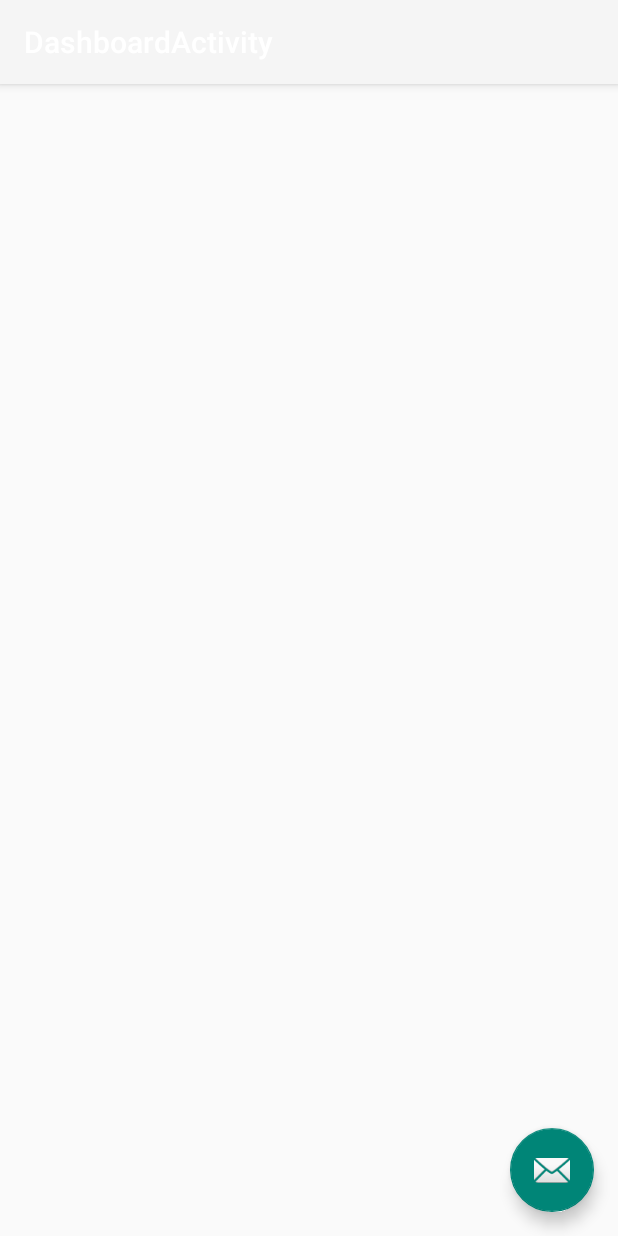
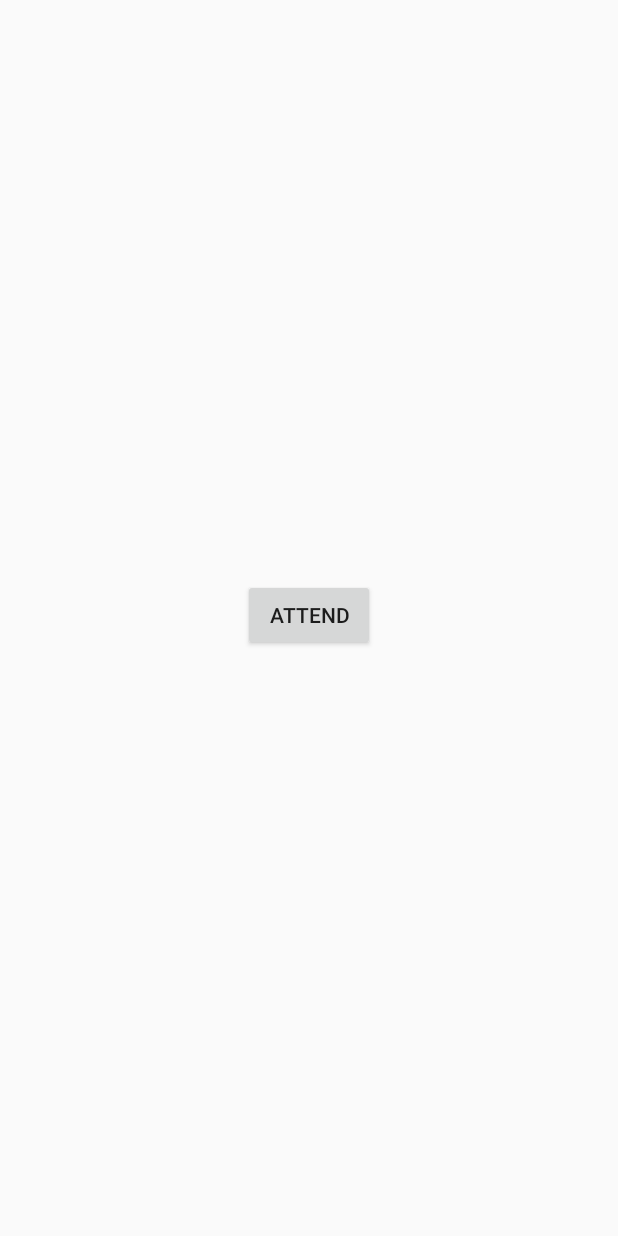
Before and after one commit to JustinZ04/ble-student, an Android app: the DashboardActivity screen opened directly, with no data from a screen before it, on a phone screen of 412 x 824 dp. Run offline under Robolectric (Android 15) with nearby library versions, the phone set to English and light mode, and no system bars.

Commit message:
added dashboard and attend activities

```diff
--- a/app/src/main/AndroidManifest.xml
+++ b/app/src/main/AndroidManifest.xml
@@ -48,7 +48,7 @@
         <activity
             android:name=".DashboardActivity"
             android:label="@string/title_activity_dashboard"
-            android:theme="@style/Theme.AppCompat.Light.NoActionBar"></activity>
+            android:theme="@style/Theme.AppCompat.Light.NoActionBar" />
     </application>
 
 </manifest>
--- a/app/src/main/java/com/example/blescanning/Constants.java
+++ b/app/src/main/java/com/example/blescanning/Constants.java
@@ -8,6 +8,6 @@ public class Constants
         .fromString("cac426a3-344f-45c8-8819-ebcfe81e4b23");
     public static int ENABLE_BT_SUCCESS = 1;
     public static final String URL = "https://ble-attendance.herokuapp.com";
-    public static final String registerStudent = "/api/students/createStudent/" + APIKeys.APIKey;
+    public static final String REGISTER_STUDENT = "/api/students/createStudent/";
     public static boolean LOGGED_IN = false;
 }
--- a/app/src/main/java/com/example/blescanning/DashboardActivity.java
+++ b/app/src/main/java/com/example/blescanning/DashboardActivity.java
@@ -1,14 +1,23 @@
 package com.example.blescanning;
 
+import android.Manifest;
+import android.content.Intent;
+import android.content.pm.PackageManager;
 import android.os.Bundle;
 import android.support.design.widget.FloatingActionButton;
 import android.support.design.widget.Snackbar;
+import android.support.v4.app.ActivityCompat;
+import android.support.v4.content.ContextCompat;
 import android.support.v7.app.AppCompatActivity;
 import android.support.v7.widget.Toolbar;
 import android.view.View;
 
 public class DashboardActivity extends AppCompatActivity
 {
+    private int REQUEST_PERMISSIONS = 1;
+    private static String[] PERMISSIONS = {
+            Manifest.permission.ACCESS_COARSE_LOCATION
+    };
 
     @Override
     protected void onCreate(Bundle savedInstanceState)
@@ -18,16 +27,18 @@ public class DashboardActivity extends AppCompatActivity
         Toolbar toolbar = (Toolbar) findViewById(R.id.toolbar);
         setSupportActionBar(toolbar);
 
-        FloatingActionButton fab = (FloatingActionButton) findViewById(R.id.fab);
-        fab.setOnClickListener(new View.OnClickListener()
+        if(ContextCompat.checkSelfPermission(this, Manifest.permission.ACCESS_COARSE_LOCATION)
+                != PackageManager.PERMISSION_GRANTED)
         {
-            @Override
-            public void onClick(View view)
-            {
-                Snackbar.make(view, "Replace with your own action", Snackbar.LENGTH_LONG)
-                        .setAction("Action", null).show();
-            }
-        });
+            ActivityCompat.requestPermissions(this, PERMISSIONS,
+                    REQUEST_PERMISSIONS);
+        }
+    }
+
+    public void attend(View view)
+    {
+        Intent attendIntent = new Intent(this, AttendActivity.class);
+        startActivity(attendIntent);
     }
 
 }
--- a/app/src/main/res/layout/activity_dashboard.xml
+++ b/app/src/main/res/layout/activity_dashboard.xml
@@ -1,33 +1,24 @@
 <?xml version="1.0" encoding="utf-8"?>
-<android.support.design.widget.CoordinatorLayout xmlns:android="http://schemas.android.com/apk/res/android"
+<android.support.constraint.ConstraintLayout xmlns:android="http://schemas.android.com/apk/res/android"
     xmlns:app="http://schemas.android.com/apk/res-auto"
     xmlns:tools="http://schemas.android.com/tools"
+    android:id="@+id/constraintLayout"
     android:layout_width="match_parent"
     android:layout_height="match_parent"
     tools:context=".DashboardActivity">
 
-    <android.support.design.widget.AppBarLayout
-        android:layout_width="match_parent"
-        android:layout_height="wrap_content"
-        android:theme="@style/AppBarOverlay">
-
-        <android.support.v7.widget.Toolbar
-            android:id="@+id/toolbar"
-            android:layout_width="match_parent"
-            android:layout_height="?attr/actionBarSize"
-            android:background="?attr/colorPrimary"
-            app:popupTheme="@style/PopupOverlay" />
-
-    </android.support.design.widget.AppBarLayout>
-
-    <include layout="@layout/content_dashboard" />
-
-    <android.support.design.widget.FloatingActionButton
-        android:id="@+id/fab"
+    <Button
+        android:id="@+id/attendButton"
         android:layout_width="wrap_content"
         android:layout_height="wrap_content"
-        android:layout_gravity="bottom|end"
-        android:layout_margin="@dimen/fab_margin"
-        app:srcCompat="@android:drawable/ic_dialog_email" />
-
-</android.support.design.widget.CoordinatorLayout>
+        android:layout_marginStart="148dp"
+        android:layout_marginTop="259dp"
+        android:layout_marginEnd="148dp"
+        android:layout_marginBottom="264dp"
+        android:onClick="attend"
+        android:text="@string/attend"
+        app:layout_constraintBottom_toBottomOf="parent"
+        app:layout_constraintEnd_toEndOf="parent"
+        app:layout_constraintStart_toStartOf="parent"
+        app:layout_constraintTop_toTopOf="parent" />
+</android.support.constraint.ConstraintLayout>
--- a/app/src/main/res/values/strings.xml
+++ b/app/src/main/res/values/strings.xml
@@ -28,5 +28,6 @@
     <string name="email">Email</string>
     <string name="name">Name</string>
     <string name="title_activity_dashboard">DashboardActivity</string>
+    <string name="attend">Attend</string>
 
 </resources>
```
Also changed, not shown: app/src/main/java/com/example/blescanning/AttendActivity.java (+21 -2 lines), app/src/main/java/com/example/blescanning/RegisterActivity.java (+4 -4 lines), app/src/main/res/layout/content_dashboard.xml (+9 -0 lines).
